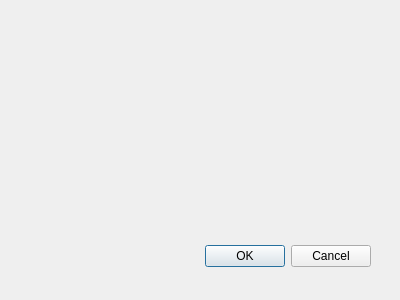
Before: the Qt Designer form WarehouseIO/mainprogram.ui in mulvaneya7/Bad-Badgers, drawn with Qt 5.
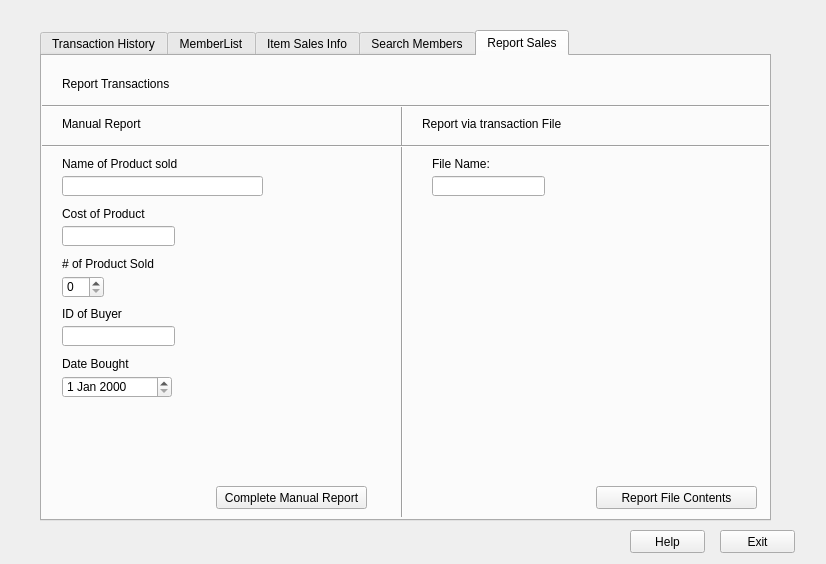
After: the same form once the commit is applied. The open tabs and pages were chosen to show the change.

What changed in the file:
```diff
--- a/WarehouseIO/mainprogram.ui
+++ b/WarehouseIO/mainprogram.ui
@@ -8,27 +8,628 @@
    <rect>
     <x>0</x>
     <y>0</y>
-    <width>400</width>
-    <height>300</height>
+    <width>826</width>
+    <height>564</height>
    </rect>
   </property>
   <property name="windowTitle">
    <string>Dialog</string>
   </property>
-  <widget name="buttonBox" class="QDialogButtonBox">
+  <widget class="QTabWidget" name="TabMenu">
    <property name="geometry">
     <rect>
-     <x>30</x>
-     <y>240</y>
-     <width>341</width>
-     <height>32</height>
+     <x>40</x>
+     <y>30</y>
+     <width>731</width>
+     <height>491</height>
     </rect>
    </property>
-   <property name="orientation">
-    <enum>Qt::Horizontal</enum>
+   <property name="contextMenuPolicy">
+    <enum>Qt::PreventContextMenu</enum>
    </property>
-   <property name="standardButtons">
-    <set>QDialogButtonBox::Cancel|QDialogButtonBox::Ok</set>
+   <property name="currentIndex">
+    <number>1</number>
+   </property>
+   <widget class="QWidget" name="Transaction">
+    <attribute name="title">
+     <string>Transaction History</string>
+    </attribute>
+    <widget class="QTableWidget" name="TransactionTable">
+     <property name="geometry">
+      <rect>
+       <x>60</x>
+       <y>20</y>
+       <width>502</width>
+       <height>351</height>
+      </rect>
+     </property>
+     <column>
+      <property name="text">
+       <string>Date Purchased</string>
+      </property>
+     </column>
+     <column>
+      <property name="text">
+       <string>ID</string>
+      </property>
+     </column>
+     <column>
+      <property name="text">
+       <string>Product</string>
+      </property>
+     </column>
+     <column>
+      <property name="text">
+       <string>Quantity</string>
+      </property>
+     </column>
+     <column>
+      <property name="text">
+       <string>Product Price</string>
+      </property>
+     </column>
+    </widget>
+    <widget class="QDateEdit" name="DateInput">
+     <property name="geometry">
+      <rect>
+       <x>500</x>
+       <y>400</y>
+       <width>110</width>
+       <height>22</height>
+      </rect>
+     </property>
+    </widget>
+    <widget class="QPushButton" name="GenerateReport">
+     <property name="geometry">
+      <rect>
+       <x>630</x>
+       <y>400</y>
+       <width>75</width>
+       <height>23</height>
+      </rect>
+     </property>
+     <property name="text">
+      <string>Generate</string>
+     </property>
+    </widget>
+    <widget class="QLabel" name="reportPrompt">
+     <property name="geometry">
+      <rect>
+       <x>500</x>
+       <y>380</y>
+       <width>141</width>
+       <height>16</height>
+      </rect>
+     </property>
+     <property name="text">
+      <string>Generate Sales Report</string>
+     </property>
+    </widget>
+   </widget>
+   <widget class="QWidget" name="MemberList">
+    <attribute name="title">
+     <string>MemberList</string>
+    </attribute>
+    <widget class="QTableWidget" name="MemberTable">
+     <property name="geometry">
+      <rect>
+       <x>50</x>
+       <y>50</y>
+       <width>601</width>
+       <height>371</height>
+      </rect>
+     </property>
+     <column>
+      <property name="text">
+       <string>Member Type</string>
+      </property>
+     </column>
+     <column>
+      <property name="text">
+       <string>Member ID</string>
+      </property>
+     </column>
+     <column>
+      <property name="text">
+       <string>Member Type</string>
+      </property>
+     </column>
+     <column>
+      <property name="text">
+       <string>Rebate</string>
+      </property>
+     </column>
+     <column>
+      <property name="text">
+       <string>Expiration Date</string>
+      </property>
+     </column>
+     <column>
+      <property name="text">
+       <string>Active</string>
+      </property>
+     </column>
+    </widget>
+    <widget class="QLabel" name="DisplayLabel">
+     <property name="geometry">
+      <rect>
+       <x>20</x>
+       <y>20</y>
+       <width>91</width>
+       <height>21</height>
+      </rect>
+     </property>
+     <property name="text">
+      <string>Display Members:</string>
+     </property>
+    </widget>
+    <widget class="QComboBox" name="DisplayOption">
+     <property name="geometry">
+      <rect>
+       <x>110</x>
+       <y>20</y>
+       <width>111</width>
+       <height>22</height>
+      </rect>
+     </property>
+     <item>
+      <property name="text">
+       <string>All Members</string>
+      </property>
+     </item>
+     <item>
+      <property name="text">
+       <string>Executive Members</string>
+      </property>
+     </item>
+     <item>
+      <property name="text">
+       <string>Normal Members</string>
+      </property>
+     </item>
+    </widget>
+    <widget class="QPushButton" name="pushButton_3">
+     <property name="geometry">
+      <rect>
+       <x>474</x>
+       <y>430</y>
+       <width>171</width>
+       <height>23</height>
+      </rect>
+     </property>
+     <property name="text">
+      <string>Open Memberlist File</string>
+     </property>
+    </widget>
+   </widget>
+   <widget class="QWidget" name="ItemInfo">
+    <attribute name="title">
+     <string>Item Sales Info</string>
+    </attribute>
+    <widget class="QTableWidget" name="ItemStatstable">
+     <property name="geometry">
+      <rect>
+       <x>30</x>
+       <y>30</y>
+       <width>411</width>
+       <height>421</height>
+      </rect>
+     </property>
+     <column>
+      <property name="text">
+       <string>Item</string>
+      </property>
+     </column>
+     <column>
+      <property name="text">
+       <string>Price ($)</string>
+      </property>
+     </column>
+     <column>
+      <property name="text">
+       <string># of units sold</string>
+      </property>
+     </column>
+     <column>
+      <property name="text">
+       <string>Available for Sale</string>
+      </property>
+     </column>
+    </widget>
+    <widget class="QLabel" name="ItemSalesStats">
+     <property name="geometry">
+      <rect>
+       <x>30</x>
+       <y>10</y>
+       <width>101</width>
+       <height>16</height>
+      </rect>
+     </property>
+     <property name="text">
+      <string>Item sales statistics</string>
+     </property>
+    </widget>
+   </widget>
+   <widget class="QWidget" name="SearchMember">
+    <attribute name="title">
+     <string>Search Members</string>
+    </attribute>
+    <widget class="QLineEdit" name="MemberSearchInput">
+     <property name="geometry">
+      <rect>
+       <x>30</x>
+       <y>50</y>
+       <width>113</width>
+       <height>20</height>
+      </rect>
+     </property>
+     <property name="text">
+      <string>Enter member</string>
+     </property>
+    </widget>
+    <widget class="QTableWidget" name="MemberDataTable">
+     <property name="geometry">
+      <rect>
+       <x>30</x>
+       <y>80</y>
+       <width>301</width>
+       <height>341</height>
+      </rect>
+     </property>
+    </widget>
+    <widget class="QPushButton" name="AddMember">
+     <property name="geometry">
+      <rect>
+       <x>160</x>
+       <y>430</y>
+       <width>75</width>
+       <height>23</height>
+      </rect>
+     </property>
+     <property name="text">
+      <string>Add Member</string>
+     </property>
+    </widget>
+    <widget class="QComboBox" name="SearchOption">
+     <property name="geometry">
+      <rect>
+       <x>240</x>
+       <y>50</y>
+       <width>91</width>
+       <height>22</height>
+      </rect>
+     </property>
+     <item>
+      <property name="text">
+       <string>Search Type</string>
+      </property>
+     </item>
+     <item>
+      <property name="text">
+       <string>NAME</string>
+      </property>
+     </item>
+     <item>
+      <property name="text">
+       <string>ID</string>
+      </property>
+     </item>
+    </widget>
+    <widget class="QLabel" name="SearchLabe">
+     <property name="geometry">
+      <rect>
+       <x>160</x>
+       <y>50</y>
+       <width>61</width>
+       <height>16</height>
+      </rect>
+     </property>
+     <property name="text">
+      <string>Search By:</string>
+     </property>
+    </widget>
+    <widget class="QLabel" name="SpecificLabel">
+     <property name="geometry">
+      <rect>
+       <x>30</x>
+       <y>20</y>
+       <width>131</width>
+       <height>16</height>
+      </rect>
+     </property>
+     <property name="text">
+      <string>Specific Member Search</string>
+     </property>
+    </widget>
+    <widget class="QPushButton" name="DeleteMember">
+     <property name="geometry">
+      <rect>
+       <x>250</x>
+       <y>430</y>
+       <width>81</width>
+       <height>23</height>
+      </rect>
+     </property>
+     <property name="text">
+      <string>Delete Member</string>
+     </property>
+    </widget>
+   </widget>
+   <widget class="QWidget" name="ReportSales">
+    <attribute name="title">
+     <string>Report Sales</string>
+    </attribute>
+    <widget class="QLineEdit" name="lineEdit">
+     <property name="geometry">
+      <rect>
+       <x>20</x>
+       <y>120</y>
+       <width>201</width>
+       <height>20</height>
+      </rect>
+     </property>
+    </widget>
+    <widget class="QLabel" name="label">
+     <property name="geometry">
+      <rect>
+       <x>20</x>
+       <y>20</y>
+       <width>141</width>
+       <height>16</height>
+      </rect>
+     </property>
+     <property name="text">
+      <string>Report Transactions</string>
+     </property>
+    </widget>
+    <widget class="Line" name="line">
+     <property name="geometry">
+      <rect>
+       <x>350</x>
+       <y>50</y>
+       <width>20</width>
+       <height>411</height>
+      </rect>
+     </property>
+     <property name="orientation">
+      <enum>Qt::Vertical</enum>
+     </property>
+    </widget>
+    <widget class="Line" name="line_2">
+     <property name="geometry">
+      <rect>
+       <x>0</x>
+       <y>40</y>
+       <width>731</width>
+       <height>20</height>
+      </rect>
+     </property>
+     <property name="orientation">
+      <enum>Qt::Horizontal</enum>
+     </property>
+    </widget>
+    <widget class="QLabel" name="label_2">
+     <property name="geometry">
+      <rect>
+       <x>20</x>
+       <y>60</y>
+       <width>91</width>
+       <height>16</height>
+      </rect>
+     </property>
+     <property name="text">
+      <string>Manual Report</string>
+     </property>
+    </widget>
+    <widget class="QLabel" name="label_3">
+     <property name="geometry">
+      <rect>
+       <x>380</x>
+       <y>60</y>
+       <width>151</width>
+       <height>16</height>
+      </rect>
+     </property>
+     <property name="text">
+      <string>Report via transaction File</string>
+     </property>
+    </widget>
+    <widget class="Line" name="line_3">
+     <property name="geometry">
+      <rect>
+       <x>-3</x>
+       <y>80</y>
+       <width>731</width>
+       <height>20</height>
+      </rect>
+     </property>
+     <property name="orientation">
+      <enum>Qt::Horizontal</enum>
+     </property>
+    </widget>
+    <widget class="QLabel" name="label_4">
+     <property name="geometry">
+      <rect>
+       <x>20</x>
+       <y>100</y>
+       <width>141</width>
+       <height>16</height>
+      </rect>
+     </property>
+     <property name="text">
+      <string>Name of Product sold</string>
+     </property>
+    </widget>
+    <widget class="QLabel" name="label_5">
+     <property name="geometry">
+      <rect>
+       <x>20</x>
+       <y>150</y>
+       <width>211</width>
+       <height>16</height>
+      </rect>
+     </property>
+     <property name="text">
+      <string>Cost of Product</string>
+     </property>
+    </widget>
+    <widget class="QLineEdit" name="lineEdit_2">
+     <property name="geometry">
+      <rect>
+       <x>20</x>
+       <y>170</y>
+       <width>113</width>
+       <height>20</height>
+      </rect>
+     </property>
+    </widget>
+    <widget class="QLabel" name="label_6">
+     <property name="geometry">
+      <rect>
+       <x>20</x>
+       <y>200</y>
+       <width>131</width>
+       <height>16</height>
+      </rect>
+     </property>
+     <property name="text">
+      <string># of Product Sold</string>
+     </property>
+    </widget>
+    <widget class="QSpinBox" name="spinBox">
+     <property name="geometry">
+      <rect>
+       <x>20</x>
+       <y>220</y>
+       <width>42</width>
+       <height>22</height>
+      </rect>
+     </property>
+    </widget>
+    <widget class="QLineEdit" name="lineEdit_3">
+     <property name="geometry">
+      <rect>
+       <x>20</x>
+       <y>270</y>
+       <width>113</width>
+       <height>20</height>
+      </rect>
+     </property>
+    </widget>
+    <widget class="QLabel" name="label_7">
+     <property name="geometry">
+      <rect>
+       <x>20</x>
+       <y>250</y>
+       <width>91</width>
+       <height>16</height>
+      </rect>
+     </property>
+     <property name="text">
+      <string>ID of Buyer</string>
+     </property>
+    </widget>
+    <widget class="QDateEdit" name="dateEdit">
+     <property name="geometry">
+      <rect>
+       <x>20</x>
+       <y>320</y>
+       <width>110</width>
+       <height>22</height>
+      </rect>
+     </property>
+    </widget>
+    <widget class="QLabel" name="label_8">
+     <property name="geometry">
+      <rect>
+       <x>20</x>
+       <y>300</y>
+       <width>111</width>
+       <height>16</height>
+      </rect>
+     </property>
+     <property name="text">
+      <string>Date Bought</string>
+     </property>
+    </widget>
+    <widget class="QLineEdit" name="lineEdit_4">
+     <property name="geometry">
+      <rect>
+       <x>390</x>
+       <y>120</y>
+       <width>113</width>
+       <height>20</height>
+      </rect>
+     </property>
+     <property name="text">
+      <string/>
+     </property>
+    </widget>
+    <widget class="QLabel" name="label_9">
+     <property name="geometry">
+      <rect>
+       <x>390</x>
+       <y>100</y>
+       <width>61</width>
+       <height>16</height>
+      </rect>
+     </property>
+     <property name="text">
+      <string>File Name:</string>
+     </property>
+    </widget>
+    <widget class="QPushButton" name="pushButton">
+     <property name="geometry">
+      <rect>
+       <x>174</x>
+       <y>430</y>
+       <width>151</width>
+       <height>23</height>
+      </rect>
+     </property>
+     <property name="text">
+      <string>Complete Manual Report</string>
+     </property>
+    </widget>
+    <widget class="QPushButton" name="pushButton_2">
+     <property name="geometry">
+      <rect>
+       <x>554</x>
+       <y>430</y>
+       <width>161</width>
+       <height>23</height>
+      </rect>
+     </property>
+     <property name="text">
+      <string>Report File Contents</string>
+     </property>
+    </widget>
+   </widget>
+  </widget>
+  <widget class="QPushButton" name="Help">
+   <property name="geometry">
+    <rect>
+     <x>630</x>
+     <y>530</y>
+     <width>75</width>
+     <height>23</height>
+    </rect>
+   </property>
+   <property name="text">
+    <string>Help</string>
+   </property>
+  </widget>
+  <widget class="QPushButton" name="Exit">
+   <property name="geometry">
+    <rect>
+     <x>720</x>
+     <y>530</y>
+     <width>75</width>
+     <height>23</height>
+    </rect>
+   </property>
+   <property name="text">
+    <string>Exit</string>
    </property>
   </widget>
  </widget>
```
Left out of the diff: 44 changed lines with no effect on the pictures.
